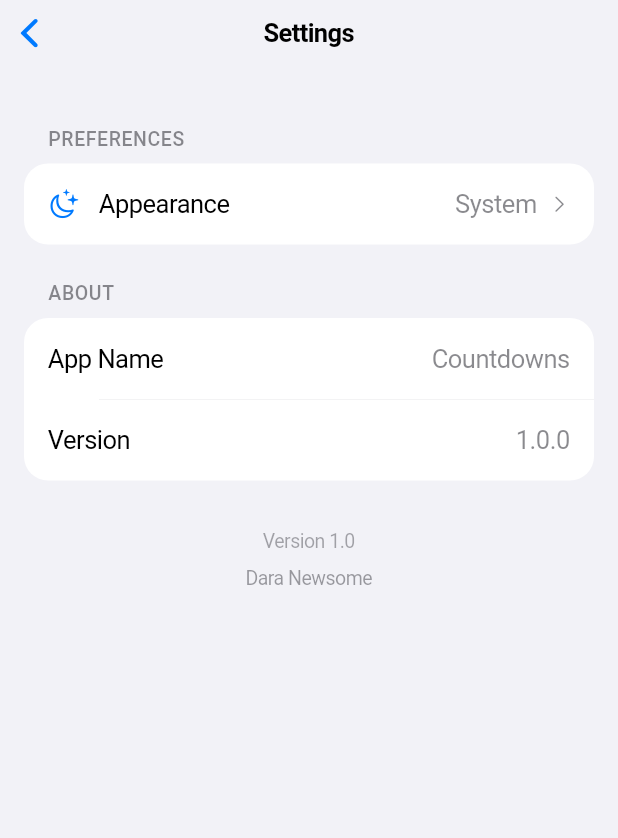
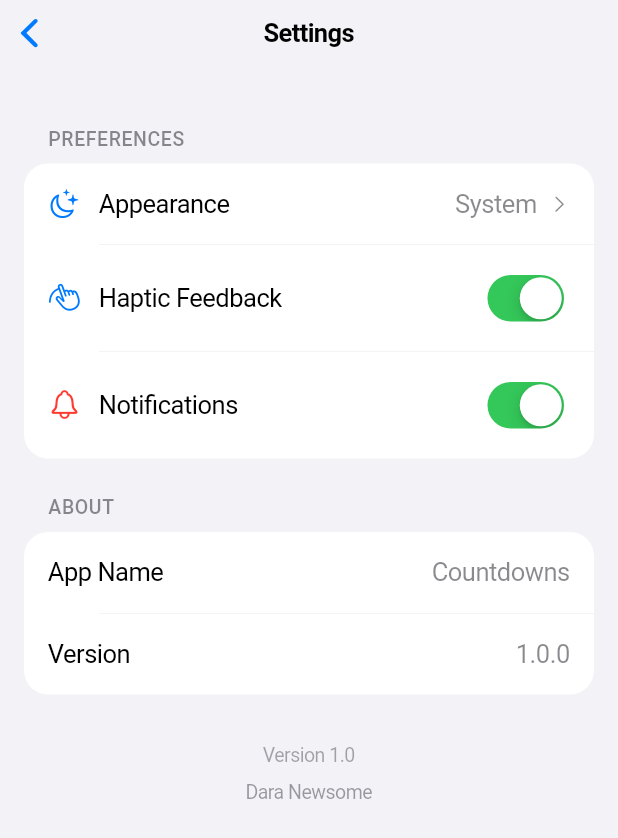
Before and after one commit to newsyd04/countdowns, a Flutter app: the SettingsPage screen opened directly, on a phone screen of 412 x 824 dp. Shown: the top 838 px of the screen. Run offline on Flutter 3.47's test engine with Material 3 defaults, Android fonts, the phone set to English and light mode, and no system bars; our stand-ins replace flutter_local_notifications, flutter_riverpod, hive_ce, hive_ce_flutter, timezone; accounts and stored records are empty.

Commit message:
Restore haptics and notifications toggles with proper wiring
- Haptics toggle: syncs to AppHaptics.setEnabled() via main.dart
- Notifications toggle: syncs to globalNotificationsEnabled in countdown provider
- Both persist to Hive and take effect immediately
- Settings page: Appearance, Haptics, Notifications in Preferences group

Co-Authored-By: Claude Opus 4.6 (1M context) <noreply@anthropic.com>

```diff
--- a/lib/features/countdowns/presentation/providers/countdown_providers.dart
+++ b/lib/features/countdowns/presentation/providers/countdown_providers.dart
@@ -7,6 +7,7 @@ import '../../domain/repositories/countdown_repository.dart';
 import '../../domain/usecases/countdown_usecases.dart';
 import '../../../../core/utils/date_utils.dart';
 import '../../services/notification_service.dart';
+import '../../../settings/settings_provider.dart';
 import 'countdown_state.dart';
 
 // ─── Data Source & Repository ───────────────────────────────
@@ -55,6 +56,7 @@ final suggestDateUseCaseProvider = Provider<SuggestDateUseCase>((ref) {
 
 final countdownsProvider =
     StateNotifierProvider<CountdownsNotifier, CountdownsState>((ref) {
+  final prefs = ref.watch(preferencesProvider);
   return CountdownsNotifier(
     getCountdowns: ref.watch(getCountdownsUseCaseProvider),
     createCountdown: ref.watch(createCountdownUseCaseProvider),
@@ -62,7 +64,7 @@ final countdownsProvider =
     deleteCountdown: ref.watch(deleteCountdownUseCaseProvider),
     reorderCountdowns: ref.watch(reorderCountdownsUseCaseProvider),
     notificationService: NotificationService(),
-    globalNotificationsEnabled: true,
+    globalNotificationsEnabled: prefs.notificationsEnabled,
   );
 });
 
--- a/lib/features/settings/settings_page.dart
+++ b/lib/features/settings/settings_page.dart
@@ -93,6 +93,28 @@ class SettingsPage extends ConsumerWidget {
                   valueColor: secondaryColor,
                   onTap: () => _showThemePicker(context, ref),
                 ),
+                _buildSeparator(separatorColor),
+                _buildToggleRow(
+                  icon: CupertinoIcons.hand_draw,
+                  iconColor: AppColors.accent,
+                  label: 'Haptic Feedback',
+                  labelColor: labelColor,
+                  value: prefs.hapticsEnabled,
+                  onChanged: (v) {
+                    ref.read(preferencesProvider.notifier).setHapticsEnabled(v);
+                  },
+                ),
+                _buildSeparator(separatorColor),
+                _buildToggleRow(
+                  icon: CupertinoIcons.bell,
+                  iconColor: const Color(0xFFFF3B30),
+                  label: 'Notifications',
+                  labelColor: labelColor,
+                  value: prefs.notificationsEnabled,
+                  onChanged: (v) {
+                    ref.read(preferencesProvider.notifier).setNotificationsEnabled(v);
+                  },
+                ),
               ],
             ),
 
@@ -187,6 +209,46 @@ class SettingsPage extends ConsumerWidget {
       child: Column(
         mainAxisSize: MainAxisSize.min,
         children: children,
+      ),
+    );
+  }
+
+  // ─── Toggle Row (56pt target height) ──────────────────────
+
+  Widget _buildToggleRow({
+    required IconData icon,
+    required Color iconColor,
+    required String label,
+    required Color labelColor,
+    required bool value,
+    required ValueChanged<bool> onChanged,
+  }) {
+    return Padding(
+      padding: const EdgeInsets.symmetric(
+        horizontal: _rowHPadding,
+        vertical: _rowVPadding,
+      ),
+      child: Row(
+        children: [
+          Icon(icon, size: _iconSize, color: iconColor),
+          const SizedBox(width: _iconLabelGap),
+          Expanded(
+            child: Text(
+              label,
+              style: TextStyle(
+                fontFamily: '.SF Pro Display',
+                fontSize: 17,
+                fontWeight: FontWeight.w400,
+                color: labelColor,
+              ),
+            ),
+          ),
+          CupertinoSwitch(
+            value: value,
+            activeTrackColor: const Color(0xFF34C759),
+            onChanged: onChanged,
+          ),
+        ],
       ),
     );
   }
--- a/lib/main.dart
+++ b/lib/main.dart
@@ -6,6 +6,7 @@ import 'package:hive_ce_flutter/hive_flutter.dart';
 
 import 'core/constants/app_constants.dart';
 import 'core/theme/app_theme.dart';
+import 'core/utils/haptic_utils.dart';
 import 'features/countdowns/data/datasources/countdown_local_datasource.dart';
 import 'features/countdowns/presentation/pages/home_page.dart';
 import 'features/countdowns/presentation/providers/countdown_providers.dart';
@@ -64,6 +65,7 @@ class CountdownsApp extends ConsumerWidget {
   @override
   Widget build(BuildContext context, WidgetRef ref) {
     final prefs = ref.watch(preferencesProvider);
+    AppHaptics.setEnabled(prefs.hapticsEnabled);
 
     final themeModeStr = prefs.themeMode;
     final themeMode = themeModeStr == 'light' ? ThemeMode.light
```
Also changed, not shown: lib/features/settings/settings_provider.dart (+22 -0 lines).
